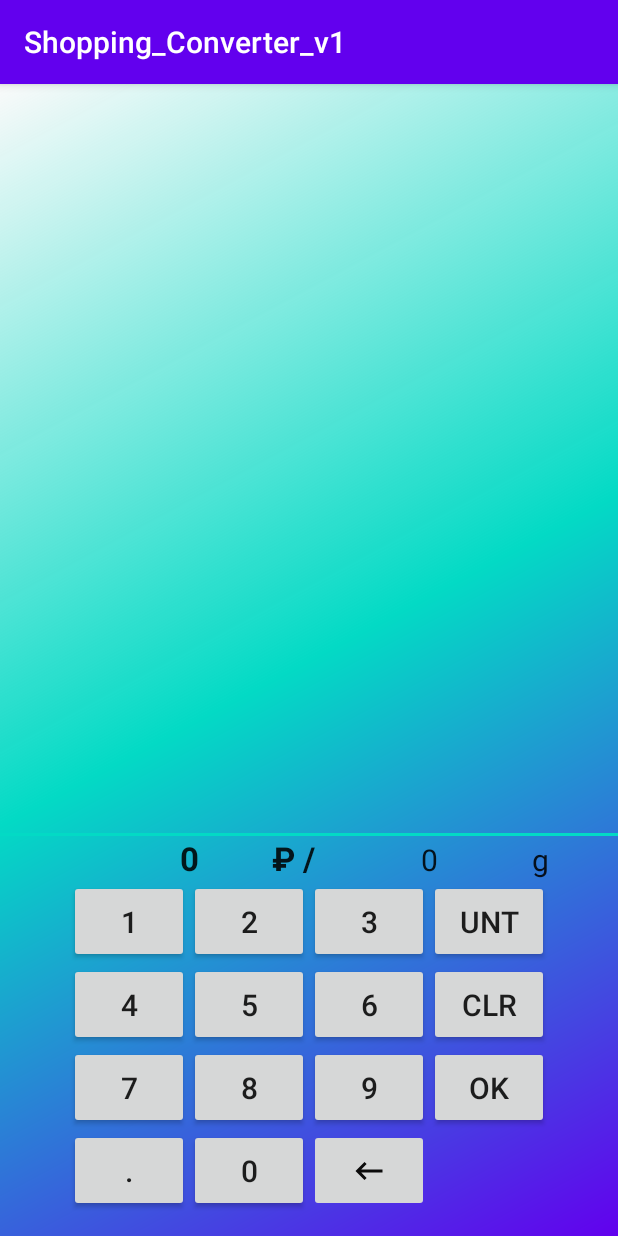
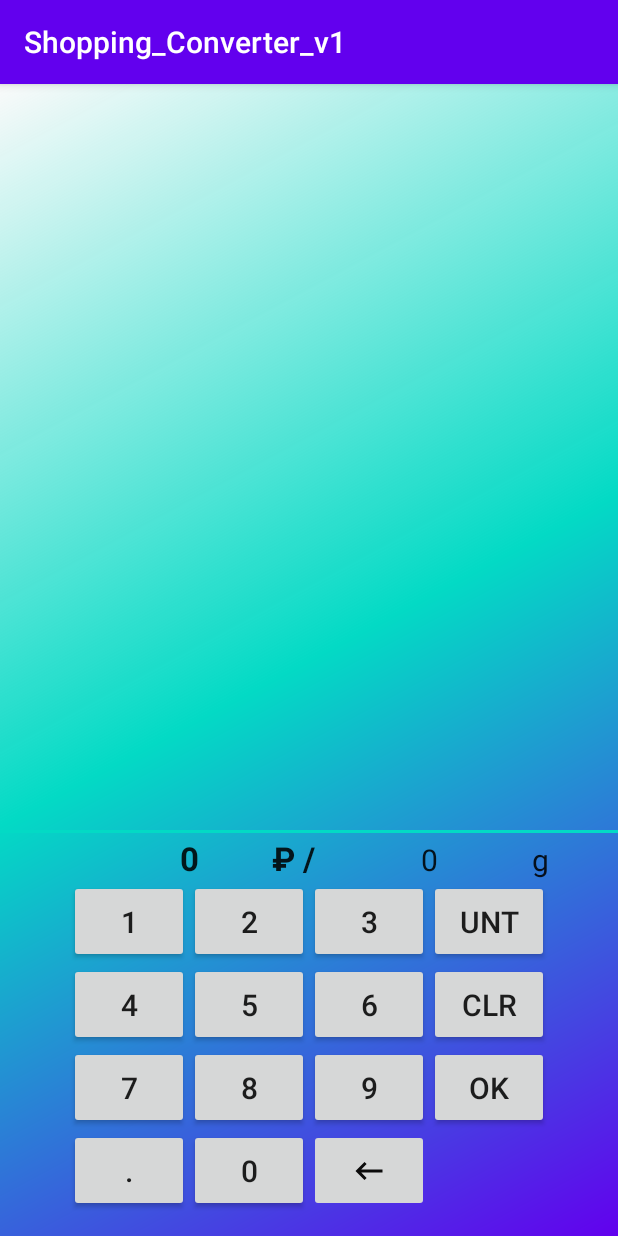
Before and after one commit to quant323/shopping_helper, an Android app: the screen it shows after launch (MainActivity), on a phone screen of 412 x 824 dp. Run offline under Robolectric (Android 15) with nearby library versions, the phone set to English and light mode, and no system bars.

Commit message:
Everything is kind of working...

```diff
--- a/app/build.gradle
+++ b/app/build.gradle
@@ -12,6 +12,7 @@ android {
         targetSdkVersion 29
         versionCode 1
         versionName "1.0"
+        // Использование Drawable
         vectorDrawables.useSupportLibrary = true
         // Включаем dataBinding
         viewBinding.enabled = true
--- a/app/src/main/java/com/stanislav_xyz/shopping_converter_v1/MainActivity.kt
+++ b/app/src/main/java/com/stanislav_xyz/shopping_converter_v1/MainActivity.kt
@@ -81,16 +81,16 @@ class MainActivity : AppCompatActivity(), View.OnClickListener {
                 increaseAmountLook()
             }
         }
-        mObserveIsDotEnabled = Observer { isDotEnabled ->
-            mBinding.btnDot.isEnabled = isDotEnabled
-        }
+//        mObserveIsDotEnabled = Observer { isDotEnabled ->
+//            mBinding.btnDot.isEnabled = isDotEnabled
+//        }
         viewModel.productList.observe(this, mObserverList)
         viewModel.priceString.observe(this, mObserverPrice)
         viewModel.amountString.observe(this, mObserverAmount)
         viewModel.curMeasureUnit.observe(this, mObserverMeasureUnit)
         viewModel.currency.observe(this, mObserverCurrency)
         viewModel.isPriceSelected.observe(this, mObserveIsStageOne)
-        viewModel.isDotEnabled.observe(this, mObserveIsDotEnabled)
+  //      viewModel.isDotEnabled.observe(this, mObserveIsDotEnabled)
     }
 
     private fun setOnClicks() {
--- a/app/src/main/java/com/stanislav_xyz/shopping_converter_v1/MainViewModel.kt
+++ b/app/src/main/java/com/stanislav_xyz/shopping_converter_v1/MainViewModel.kt
@@ -30,17 +30,17 @@ class MainViewModel(application: Application) : AndroidViewModel(application) {
     var priceString = MutableLiveData("0")
     var amountString = MutableLiveData("0")
     var curLiveText = MutableLiveData<String>()
-    var isDotEnabled = MutableLiveData<Boolean>()
+//    var isDotEnabled = MutableLiveData<Boolean>()
 
     init {
         curLiveText = priceString
         curMeasureUnit.value = measureUnitArray[measureUnitPosition]
         currency.value = RUBLE
-        setDotButton()
+        //      setDotButton()
     }
 
     fun onOkClicked() {
-        if(isPriceSelected.value!!) onAmountClicked()
+        if (isPriceSelected.value!!) onAmountClicked()
         else addNewProduct()
     }
 
@@ -81,32 +81,38 @@ class MainViewModel(application: Application) : AndroidViewModel(application) {
         return (getApplication() as Context).getString(resource)
     }
 
-    private fun setDotButton() {
-        if (!isPriceSelected.value!!)
-            isDotEnabled.value =
-                curMeasureUnit.value == R.string.kilogram || curMeasureUnit.value == R.string.liter
-        else isDotEnabled.value = true
-    }
+//    private fun setDotButton() {
+//        if (!isPriceSelected.value!!)
+//            isDotEnabled.value =
+//                curMeasureUnit.value == R.string.kilogram || curMeasureUnit.value == R.string.liter
+//        else isDotEnabled.value = true
+//    }
 
     fun onKeyPressed(keyPressed: String) {
-        if (isLengthTooBig()) return
-        else {
         when (keyPressed) {
             "." -> {
                 if (!curLiveText.value?.contains(".")!!)
                     curLiveText.value = curLiveText.value.plus(keyPressed)
             }
             else -> {
+                if (isLengthTooBig()) return
+                else {
                     if (curLiveText.value == "0")
                         curLiveText.value = keyPressed
                     else curLiveText.value = curLiveText.value.plus(keyPressed)
                 }
             }
         }
+
     }
 
     private fun isLengthTooBig(): Boolean {
-        return curLiveText.value?.length!! > 3
+        if (curLiveText.value?.contains(".")!!) {
+            val splitTextList = curLiveText.value?.split(".")
+            if (splitTextList?.get(1)?.length!! > 1) return true
+        } else
+            if (curLiveText.value?.length!! > 4) return true
+        return false
     }
 
 
@@ -126,7 +132,9 @@ class MainViewModel(application: Application) : AndroidViewModel(application) {
 
     // Переводит граммы в килограммы, милилитры в литры
     private fun equalizeAmount(amount: Double?): Double? {
-        return if (curMeasureUnit.value == R.string.gram || curMeasureUnit.value == R.string.milliliter) amount?.div(1000)
+        return if (curMeasureUnit.value == R.string.gram || curMeasureUnit.value == R.string.milliliter) amount?.div(
+            1000
+        )
         else amount
     }
 
@@ -161,7 +169,7 @@ class MainViewModel(application: Application) : AndroidViewModel(application) {
     fun onAmountClicked() {
         isPriceSelected.value = false
         curLiveText = amountString
-        setDotButton()
+        //      setDotButton()
     }
 
     fun onChangeUnitClicked() {
@@ -169,7 +177,7 @@ class MainViewModel(application: Application) : AndroidViewModel(application) {
             measureUnitPosition++
             if (measureUnitPosition == measureUnitArray.size) measureUnitPosition = 0
             curMeasureUnit.value = measureUnitArray[measureUnitPosition]
-            setDotButton()
+            //          setDotButton()
         }
     }
 
@@ -177,7 +185,7 @@ class MainViewModel(application: Application) : AndroidViewModel(application) {
         resetState()
         tempList.clear()
         productList.value = tempList
-        setDotButton()
+        //      setDotButton()
     }
 
     fun onDel() {
--- a/app/src/main/java/com/stanislav_xyz/shopping_converter_v1/ProductAdapter.kt
+++ b/app/src/main/java/com/stanislav_xyz/shopping_converter_v1/ProductAdapter.kt
@@ -31,9 +31,9 @@ class ProductAdapter : RecyclerView.Adapter<ProductAdapter.ProductViewHolder>()
         holder.pricePerOne.text = curProduct.pricePerOne.toString() + RUBLE + "/1" + normalUnit
         holder.difPerOne.text = "+" + curProduct.difference.toString() + RUBLE
         holder.pricePerHalf.text = (curProduct.pricePerOne.divide(2.toBigDecimal())).setScale(2, RoundingMode.HALF_EVEN).toString() + RUBLE + "/0.5" + normalUnit
-        holder.difPerHalf.text = "+" + (curProduct.difference.divide(2.toBigDecimal())).toString() + RUBLE
+        holder.difPerHalf.text = "+" + (curProduct.difference.divide(2.toBigDecimal())).setScale(2, RoundingMode.HALF_EVEN).toString() + RUBLE
         holder.pricePerOneTenth.text = (curProduct.pricePerOne.divide(10.toBigDecimal())).setScale(2, RoundingMode.HALF_EVEN).toString() + RUBLE + "/100" + smallUnit
-        holder.difPerOneTenth.text = "+" + (curProduct.difference.divide(10.toBigDecimal())).toString() + RUBLE
+        holder.difPerOneTenth.text = "+" + (curProduct.difference.divide(10.toBigDecimal())).setScale(2, RoundingMode.HALF_EVEN).toString() + RUBLE
 
         when(curProduct.status) {
             MIN -> {
--- a/app/src/main/res/layout/activity_main.xml
+++ b/app/src/main/res/layout/activity_main.xml
@@ -24,6 +24,7 @@
         android:id="@+id/horizontal_divider"
         android:layout_width="match_parent"
         android:layout_height="2dp"
+        android:layout_marginBottom="2dp"
         android:background="@color/colorAccent"
         app:layout_constraintBottom_toTopOf="@+id/divider"
         app:layout_constraintEnd_toEndOf="parent"
@@ -146,6 +147,9 @@
         android:textAlignment="center"
         android:textColor="?android:textColorPrimary"
         android:textSize="@dimen/normal_text_size"
+        android:clickable="true"
+        android:focusable="true"
+        android:background="?android:attr/selectableItemBackground"
         app:layout_constraintBottom_toBottomOf="@+id/txt_measure_unit"
         app:layout_constraintEnd_toEndOf="@+id/tableLayout"
         app:layout_constraintStart_toStartOf="@+id/guideline"
@@ -163,13 +167,11 @@
         android:layout_width="0dp"
         android:layout_height="wrap_content"
         android:text="0"
-        android:textAlignment="center"
-        android:textColor="?android:textColorPrimary"
-        android:textSize="@dimen/normal_text_size"
         app:layout_constraintBottom_toBottomOf="@+id/txt_currency"
         app:layout_constraintEnd_toStartOf="@+id/guideline"
         app:layout_constraintStart_toStartOf="@+id/tableLayout"
-        tools:text="12345" />
+        tools:text="12345"
+        style="@style/price_and_amount_style" />
 
     <TextView
         android:id="@+id/txt_currency"
--- a/app/src/main/res/values/styles.xml
+++ b/app/src/main/res/values/styles.xml
@@ -18,7 +18,15 @@
         <item name="android:layout_height">wrap_content</item>
         <item name="android:textColor">?android:textColorPrimary</item>
         <item name="android:textSize">@dimen/normal_text_size</item>
-        <item name="android:lines">1</item>
+    </style>
+
+    <style name="price_and_amount_style">
+        <item name="android:textAlignment">center</item>
+        <item name="android:textColor">?android:textColorPrimary</item>
+        <item name="android:textSize">@dimen/normal_text_size</item>
+        <item name="android:clickable">true</item>
+        <item name="android:focusable">true</item>
+        <item name="android:background">?android:attr/selectableItemBackground</item>
     </style>
 
 </resources>
```
Also changed, not shown: app/src/main/res/layout/product_item.xml (+43 -15 lines). Lines whose indentation alone changed are shown as unchanged.
